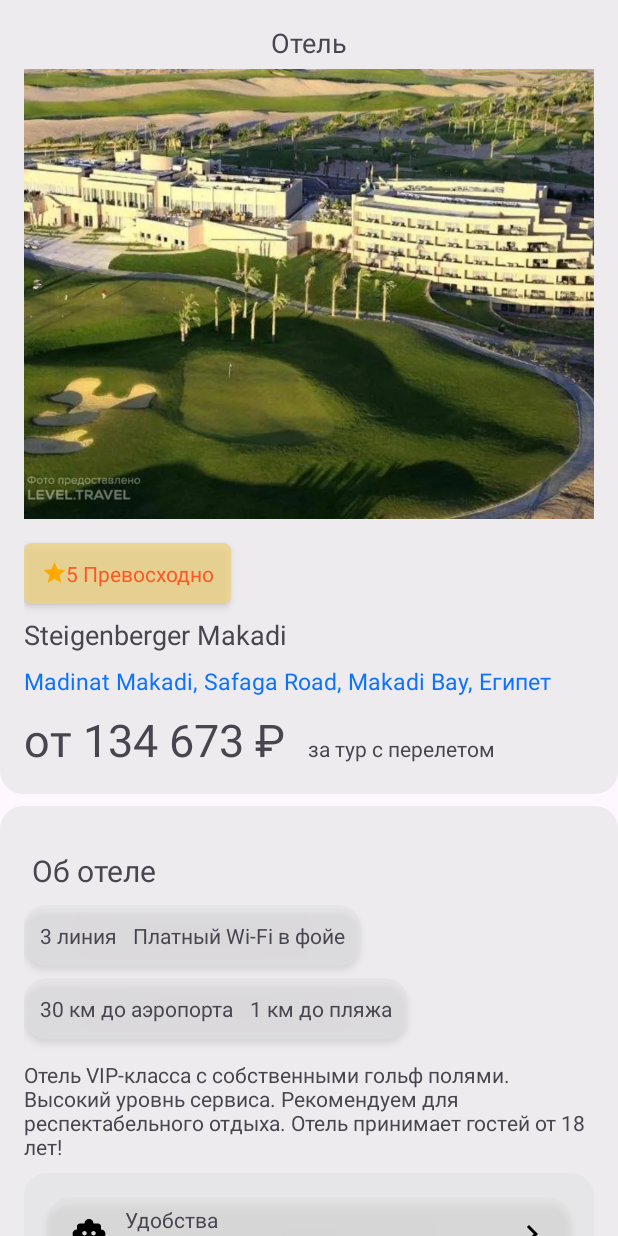
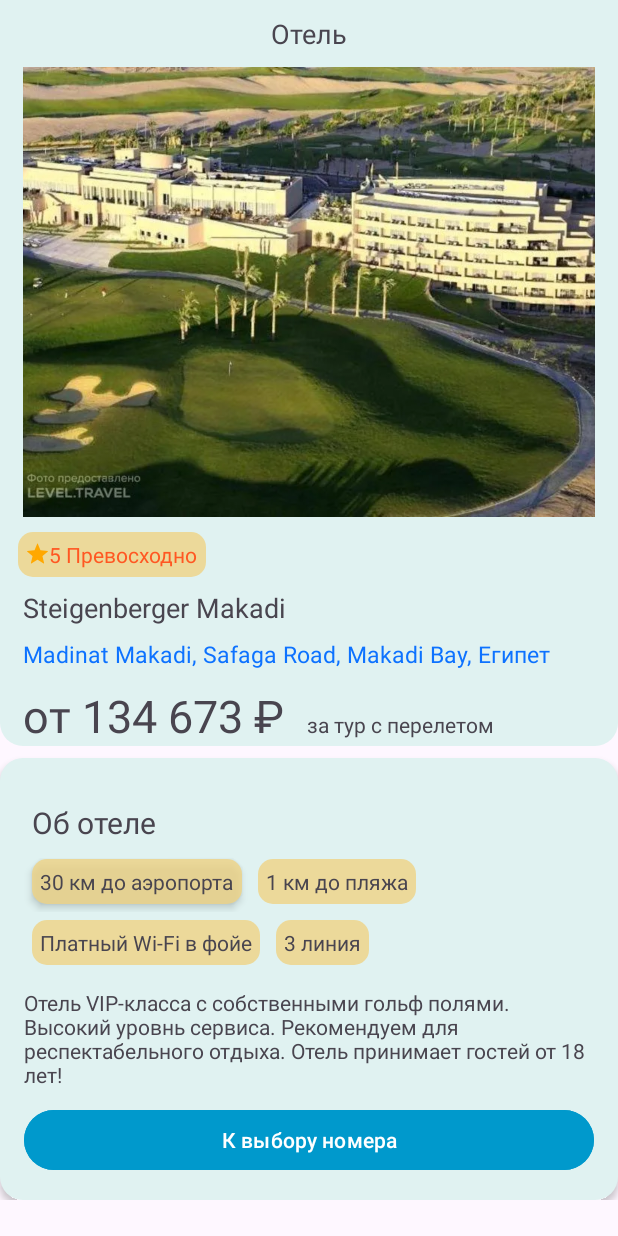
Before and after one commit to aleksandrmatruk/Hotels, an Android app: the screen it shows after launch (MainActivity), on a phone screen of 412 x 824 dp. Run offline under Robolectric (Android 15) with nearby library versions, the phone set to English and light mode, and no system bars.

Commit message:
- верстка отредактирована, без блока 3секции "УДОБСТВА, ВКЛЮЧЕНО, НЕ ВКЛЮЧЕНО"

```diff
--- a/app/src/main/java/com/matalex/hotels/Hotel.kt
+++ b/app/src/main/java/com/matalex/hotels/Hotel.kt
@@ -9,14 +9,13 @@ import com.matalex.hotels.databinding.FragmentHotelBinding
 
 class Hotel : Fragment() {
 
-    lateinit var binding: FragmentHotelBinding
+    private lateinit var binding: FragmentHotelBinding
 
     override fun onCreateView(
         inflater: LayoutInflater, container: ViewGroup?,
         savedInstanceState: Bundle?
-    ): View? {
+    ): View {
         binding = FragmentHotelBinding.inflate(inflater, container, false)
-        // Inflate the layout for this fragment
         return binding.root
     }
 }
--- a/app/src/main/java/com/matalex/hotels/MainActivity.kt
+++ b/app/src/main/java/com/matalex/hotels/MainActivity.kt
@@ -10,7 +10,6 @@ class MainActivity : AppCompatActivity() {
         super.onCreate(savedInstanceState)
         binding = ActivityMainBinding.inflate(layoutInflater)
         setContentView(binding.root)
-
         supportFragmentManager.beginTransaction().replace(R.id.container, Hotel()).commit()
 
     }
--- a/app/src/main/res/drawable/shape_rounded_variants.xml
+++ b/app/src/main/res/drawable/shape_rounded_variants.xml
@@ -1,5 +1,5 @@
 <?xml version="1.0" encoding="utf-8"?>
 <shape xmlns:android="http://schemas.android.com/apk/res/android">
     <solid android:color="#CCEFD485" />
-    <corners android:radius="5dp" />
+    <corners android:radius="10dp" />
 </shape>
--- a/app/src/main/res/drawable/shape_rounded_variants_card.xml
+++ b/app/src/main/res/drawable/shape_rounded_variants_card.xml
@@ -1,6 +1,6 @@
 <?xml version="1.0" encoding="utf-8"?>
 <shape xmlns:android="http://schemas.android.com/apk/res/android">
-    <solid android:color="#80DFDFDF" />
+    <solid android:color="#E0F2F1" />
     <corners
         android:bottomLeftRadius="15dp"
         android:bottomRightRadius="15dp" />
--- a/app/src/main/res/drawable/shape_rounded_variants_card_2.xml
+++ b/app/src/main/res/drawable/shape_rounded_variants_card_2.xml
@@ -1,5 +1,5 @@
 <?xml version="1.0" encoding="utf-8"?>
 <shape xmlns:android="http://schemas.android.com/apk/res/android">
-    <solid android:color="#80DFDFDF" />
+    <solid android:color="#E0F2F1" />
     <corners android:radius="15dp" />
 </shape>
--- a/app/src/main/res/layout/fragment_hotel.xml
+++ b/app/src/main/res/layout/fragment_hotel.xml
@@ -8,21 +8,21 @@
 
     <LinearLayout
         android:layout_width="match_parent"
-        android:layout_height="wrap_content"
+        android:layout_height="match_parent"
         android:orientation="vertical">
 
         <LinearLayout
             android:layout_width="match_parent"
             android:layout_height="match_parent"
             android:background="@drawable/shape_rounded_variants_card"
-            android:orientation="vertical"
-            android:padding="16dp">
+            android:orientation="vertical">
 
             <TextView
                 android:id="@+id/title"
                 android:layout_width="wrap_content"
                 android:layout_height="wrap_content"
                 android:layout_gravity="center"
+                android:layout_marginTop="10dp"
                 android:text="@string/hotel"
                 android:textSize="18sp" />
 
@@ -30,38 +30,32 @@
                 android:id="@+id/hotel_photos"
                 android:layout_width="match_parent"
                 android:layout_height="300dp"
-                android:layout_marginTop="5dp"
+                android:layout_marginStart="15dp"
                 android:scaleType="centerCrop"
+
+                android:layout_marginTop="10dp"
+                android:layout_marginEnd="15dp"
                 android:src="@drawable/image_20"
                 tools:ignore="ContentDescription" />
-
-            <LinearLayout
-                android:layout_width="wrap_content"
-                android:layout_height="wrap_content"
-                android:layout_marginTop="16dp"
-                android:elevation="3dp"
-                android:background="@drawable/shape_rounded_variants"
-                android:orientation="horizontal"
-                android:padding="5dp">
-
 
             <TextView
                 android:id="@+id/hotel_grade"
                 android:layout_width="wrap_content"
                 android:layout_height="wrap_content"
-                    android:layout_marginStart="2dp"
+                android:layout_marginStart="12dp"
+                android:layout_marginTop="10dp"
+                android:background="@drawable/shape_rounded_variants"
                 android:padding="5dp"
                 android:text="@string/excellent"
                 android:textColor="#FF5722"
                 app:drawableStartCompat="@drawable/ic_star" />
-
-            </LinearLayout>
 
             <TextView
                 android:id="@+id/hotel_name"
                 android:layout_width="wrap_content"
                 android:layout_height="wrap_content"
                 android:layout_marginTop="8dp"
+                android:layout_marginStart="15dp"
                 android:text="@string/hotel_name"
                 android:textSize="18sp" />
 
@@ -70,14 +64,13 @@
                 android:layout_width="wrap_content"
                 android:layout_height="wrap_content"
                 android:layout_marginTop="8dp"
+                android:layout_marginStart="15dp"
                 android:text="@string/hotel_address"
                 android:textColor="#0D72FF"
                 android:textSize="15sp" />
-
             <LinearLayout
                 android:layout_width="wrap_content"
                 android:layout_height="wrap_content"
-                android:layout_marginTop="8dp"
                 android:orientation="horizontal">
 
                 <TextView
@@ -85,6 +78,8 @@
                     android:layout_width="wrap_content"
                     android:layout_height="wrap_content"
                     android:text="@string/price"
+                    android:layout_marginStart="15dp"
+                    android:layout_marginTop="10dp"
                     android:textSize="30sp" />
 
                 <TextView
@@ -92,6 +87,7 @@
                     android:layout_width="wrap_content"
                     android:layout_height="wrap_content"
                     android:layout_marginStart="15dp"
+                    android:layout_marginTop="10dp"
                     android:text="@string/price_description" />
 
             </LinearLayout>
@@ -103,6 +99,7 @@
             android:layout_height="match_parent"
             android:layout_marginTop="8dp"
             android:background="@drawable/shape_rounded_variants_card_2"
+            android:elevation="3dp"
             android:orientation="vertical"
             android:padding="16dp">
 
@@ -118,50 +115,51 @@
             <LinearLayout
                 android:layout_width="wrap_content"
                 android:layout_height="wrap_content"
-                android:layout_marginVertical="4dp"
-                android:background="@drawable/shape_rounded_variants_card_2"
-                android:elevation="3dp"
-                android:orientation="horizontal"
-                android:padding="5dp">
+                android:orientation="horizontal">
 
                 <TextView
-                    android:id="@+id/line3"
+                    android:id="@+id/km30"
                     android:layout_width="wrap_content"
                     android:layout_height="wrap_content"
                     android:layout_margin="5dp"
-                    android:text="@string/line_3" />
+                    android:background="@drawable/shape_rounded_variants"
+                    android:elevation="3dp"
+                    android:padding="5dp"
+                    android:text="@string/km_30" />
 
                 <TextView
-                    android:id="@+id/paid_wifi"
+                    android:id="@+id/km1"
                     android:layout_width="wrap_content"
                     android:layout_height="wrap_content"
+                    android:background="@drawable/shape_rounded_variants"
+                    android:padding="5dp"
                     android:layout_margin="5dp"
-                    android:text="@string/paid_wifi" />
+                    android:text="@string/km_1" />
 
             </LinearLayout>
 
             <LinearLayout
                 android:layout_width="wrap_content"
                 android:layout_height="wrap_content"
-                android:layout_marginVertical="4dp"
-                android:background="@drawable/shape_rounded_variants_card_2"
-                android:elevation="3dp"
-                android:orientation="horizontal"
-                android:padding="5dp">
+                android:orientation="horizontal">
 
                 <TextView
-                    android:id="@+id/km30"
+                    android:id="@+id/paid_wifi"
                     android:layout_width="wrap_content"
                     android:layout_height="wrap_content"
+                    android:background="@drawable/shape_rounded_variants"
                     android:layout_margin="5dp"
-                    android:text="@string/km_30" />
+                    android:padding="5dp"
+                    android:text="@string/paid_wifi" />
 
                 <TextView
-                    android:id="@+id/km1"
+                    android:id="@+id/line3"
                     android:layout_width="wrap_content"
                     android:layout_height="wrap_content"
+                    android:background="@drawable/shape_rounded_variants"
+                    android:padding="5dp"
                     android:layout_margin="5dp"
-                    android:text="@string/km_1" />
+                    android:text="@string/line_3" />
 
             </LinearLayout>
 
@@ -171,6 +169,9 @@
                 android:layout_height="wrap_content"
                 android:layout_marginTop="10dp"
                 android:text="@string/hotel_description" />
+
+
+            <!--            TODO блок из 3 секции
 
                         <LinearLayout
                             android:layout_width="match_parent"
@@ -337,9 +338,7 @@
 
                             </LinearLayout>
 
-
-            </LinearLayout>
-
+            -->
 
             <Button
                 android:id="@+id/btn_toRooms"
@@ -349,6 +348,7 @@
                 android:backgroundTint="@android:color/holo_blue_dark"
                 android:text="@string/to_rooms" />
 
+
         </LinearLayout>
 
     </LinearLayout>
--- a/build.gradle.kts
+++ b/build.gradle.kts
@@ -1,5 +1,5 @@
 // Top-level build file where you can add configuration options common to all sub-projects/modules.
 plugins {
-    id("com.android.application") version "8.1.0" apply false
+    id("com.android.application") version "8.1.1" apply false
     id("org.jetbrains.kotlin.android") version "1.8.0" apply false
 }
```
Lines whose indentation alone changed are shown as unchanged.
